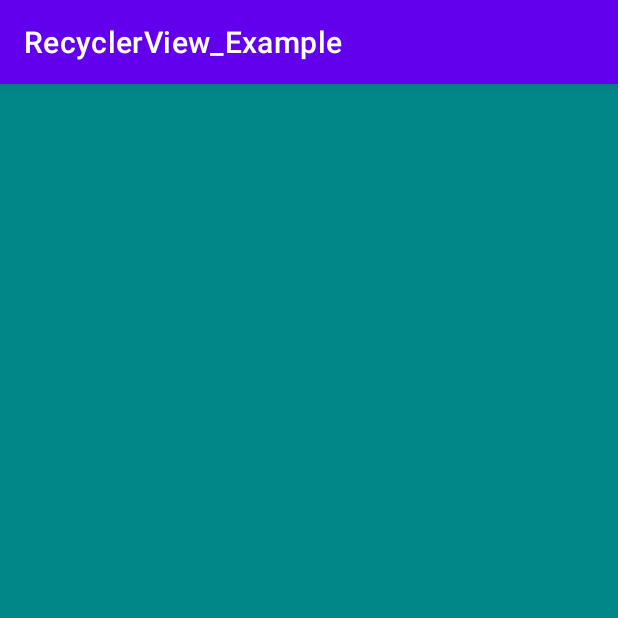
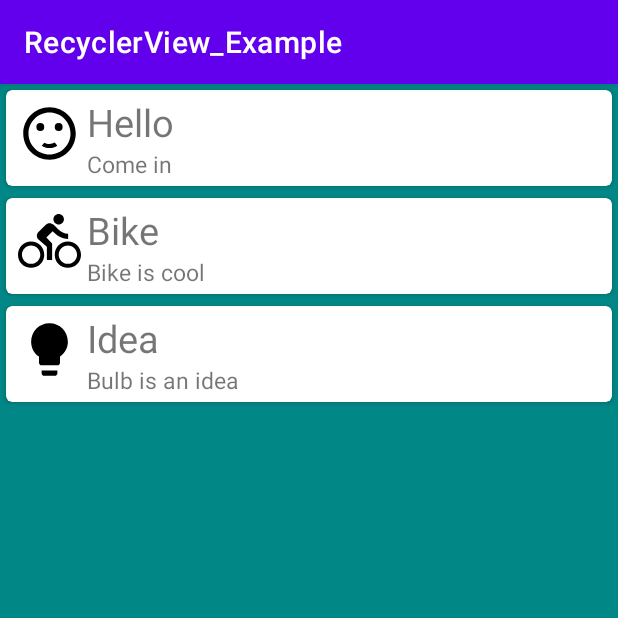
Before and after one commit to AlbertBurn/RecyclerView_Example, an Android app: the screen it shows after launch (MainActivity), on a phone screen of 412 x 824 dp, the top half of it. Run offline under Robolectric (Android 15) with nearby library versions, the phone set to English and light mode, and no system bars.

Commit message:
Mistakes are improved. RecyclerView is working

```diff
--- a/app/src/main/java/com/droiddev26/recyclerview_example/MainActivity.kt
+++ b/app/src/main/java/com/droiddev26/recyclerview_example/MainActivity.kt
@@ -4,8 +4,6 @@ import androidx.appcompat.app.AppCompatActivity
 import android.os.Bundle
 import androidx.recyclerview.widget.LinearLayoutManager
 import androidx.recyclerview.widget.RecyclerView
-
-import androidx.recyclerview.widget.RecyclerView.Adapter as RecyclerViewAdapter
 
 class MainActivity : AppCompatActivity() {
 
@@ -15,11 +13,23 @@ class MainActivity : AppCompatActivity() {
         // getting the recyclerview by its id
         val recyclerView: RecyclerView = findViewById(R.id.recyclerView)
         // this creates a vertical layout Manager
-        val layoutManager = LinearLayoutManager(this)
+        recyclerView.layoutManager = LinearLayoutManager(this)
 
-        var items = ArrayList<RecyclerViewItem>()
-        items.add(RecyclerViewItem(R.drawable.ic_baseline_sentiment_satisfied_24, "Hello", "Come in"))
-        items.add(RecyclerViewItem(R.drawable.ic_baseline_directions_bike_24, "Bike", "Bike is cool"))
+        val items = ArrayList<RecyclerViewItem>()
+        items.add(
+            RecyclerViewItem(
+                R.drawable.ic_baseline_sentiment_satisfied_24,
+                "Hello",
+                "Come in"
+            )
+        )
+        items.add(
+            RecyclerViewItem(
+                R.drawable.ic_baseline_directions_bike_24,
+                "Bike",
+                "Bike is cool"
+            )
+        )
         items.add(RecyclerViewItem(R.drawable.ic_baseline_lightbulb_24, "Idea", "Bulb is an idea"))
 
         // This will pass the ArrayList to our Adapter
@@ -28,26 +38,5 @@ class MainActivity : AppCompatActivity() {
         // Setting the Adapter with the recyclerview
         recyclerView.adapter = adapter
 
-//        // getting the recyclerview by its id
-//        val recyclerview = findViewById<RecyclerView>(R.id.recyclerview)
-//
-//        // this creates a vertical layout Manager
-//        recyclerview.layoutManager = LinearLayoutManager(this)
-//
-//        // ArrayList of class ItemsViewModel
-//        val data = ArrayList<ItemsViewModel>()
-//
-//        // This loop will create 20 Views containing
-//        // the image with the count of view
-//        for (i in 1..20) {
-//            data.add(ItemsViewModel(R.drawable.ic_baseline_folder_24, "Item " + i))
-//        }
-//
-//        // This will pass the ArrayList to our Adapter
-//        val adapter = CustomAdapter(data)
-//
-//        // Setting the Adapter with the recyclerview
-//        recyclerview.adapter = adapter
-
     }
 }
--- a/app/src/main/res/layout/recycler_view_item.xml
+++ b/app/src/main/res/layout/recycler_view_item.xml
@@ -1,44 +1,42 @@
 <?xml version="1.0" encoding="utf-8"?>
 
 <androidx.cardview.widget.CardView xmlns:android="http://schemas.android.com/apk/res/android"
-    xmlns:tools="http://schemas.android.com/tools"
+    xmlns:app="http://schemas.android.com/apk/res-auto"
     android:layout_width="match_parent"
     android:layout_height="wrap_content"
-    xmlns:app="http://schemas.android.com/apk/res-auto"
+    android:layout_margin="4dp"
     app:cardCornerRadius="4dp">
 
     <RelativeLayout
+        android:layout_width="match_parent"
         android:layout_height="match_parent"
-        android:layout_width="match_parent"
         android:layout_margin="4dp">
 
         <ImageView
             android:id="@+id/imageView"
             android:layout_width="50dp"
             android:layout_height="50dp"
-            android:padding="4dp"
-            />
+            android:padding="4dp" />
 
         <TextView
             android:id="@+id/textView"
             android:layout_width="wrap_content"
             android:layout_height="wrap_content"
-            android:text="Text for example"
-            android:textSize="25sp"
             android:layout_alignParentTop="true"
             android:layout_toEndOf="@id/imageView"
-            />
+            android:text="Text for example"
+            android:textSize="25sp" />
 
         <TextView
             android:id="@+id/textView2"
             android:layout_width="wrap_content"
             android:layout_height="wrap_content"
-            android:text="Text for example 2"
-            android:textSize="15sp"
             android:layout_below="@id/textView"
             android:layout_toEndOf="@id/imageView"
-            />
+            android:text="Text for example 2"
+            android:textSize="15sp" />
 
-    </RelativeLayout>>
+    </RelativeLayout>
+
 
 </androidx.cardview.widget.CardView>
```
Also changed, not shown: app/src/main/java/com/droiddev26/recyclerview_example/RecyclerViewAdapter.kt (+2 -30 lines), app/src/main/java/com/droiddev26/recyclerview_example/RecyclerViewItem.kt (+0 -20 lines).
